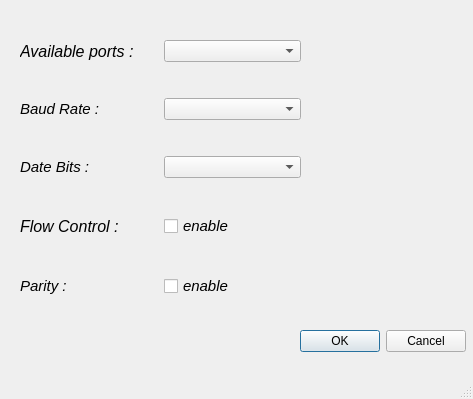
AliHejazi/Kn2cMonitoring, file UI/settingwindow.ui: the form before one commit.
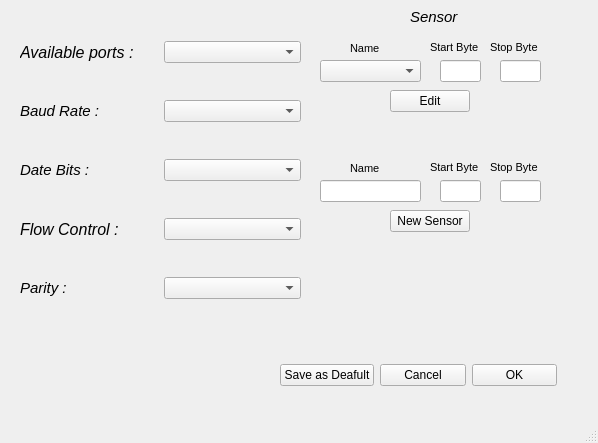
The form after the commit.

The edit to the form file:
```diff
--- a/UI/settingwindow.ui
+++ b/UI/settingwindow.ui
@@ -2,31 +2,21 @@
 <ui version="4.0">
  <class>settingWindow</class>
  <widget class="QMainWindow" name="settingWindow">
+  <property name="enabled">
+   <bool>true</bool>
+  </property>
   <property name="geometry">
    <rect>
     <x>0</x>
     <y>0</y>
-    <width>473</width>
-    <height>399</height>
+    <width>598</width>
+    <height>443</height>
    </rect>
   </property>
   <property name="windowTitle">
    <string>MainWindow</string>
   </property>
   <widget class="QWidget" name="centralwidget">
-   <widget class="QDialogButtonBox" name="buttonBox">
-    <property name="geometry">
-     <rect>
-      <x>300</x>
-      <y>330</y>
-      <width>166</width>
-      <height>22</height>
-     </rect>
-    </property>
-    <property name="standardButtons">
-     <set>QDialogButtonBox::Cancel|QDialogButtonBox::Ok</set>
-    </property>
-   </widget>
    <widget class="QWidget" name="gridLayoutWidget">
     <property name="geometry">
      <rect>
@@ -53,19 +43,6 @@
      <item row="2" column="1">
       <widget class="QComboBox" name="dataBitsComboBox"/>
      </item>
-     <item row="3" column="1">
-      <widget class="QCheckBox" name="flowControlCheckBox">
-       <property name="font">
-        <font>
-         <pointsize>11</pointsize>
-         <italic>true</italic>
-        </font>
-       </property>
-       <property name="text">
-        <string>enable</string>
-       </property>
-      </widget>
-     </item>
      <item row="0" column="1">
       <widget class="QComboBox" name="availablePortsComboBox"/>
      </item>
@@ -111,19 +88,6 @@
        </property>
       </widget>
      </item>
-     <item row="4" column="1">
-      <widget class="QCheckBox" name="parityCheckBox">
-       <property name="font">
-        <font>
-         <pointsize>11</pointsize>
-         <italic>true</italic>
-        </font>
-       </property>
-       <property name="text">
-        <string>enable</string>
-       </property>
-      </widget>
-     </item>
      <item row="4" column="0">
       <widget class="QLabel" name="parityLabel">
        <property name="font">
@@ -137,8 +101,260 @@
        </property>
       </widget>
      </item>
+     <item row="3" column="1">
+      <widget class="QComboBox" name="flowControlComboBox"/>
+     </item>
+     <item row="4" column="1">
+      <widget class="QComboBox" name="parityComboBox"/>
+     </item>
     </layout>
    </widget>
+   <widget class="QWidget" name="horizontalLayoutWidget">
+    <property name="geometry">
+     <rect>
+      <x>280</x>
+      <y>350</y>
+      <width>277</width>
+      <height>51</height>
+     </rect>
+    </property>
+    <layout class="QHBoxLayout" name="horizontalLayout">
+     <item>
+      <widget class="QPushButton" name="saveAsDeafultPushButton">
+       <property name="text">
+        <string>Save as Deafult</string>
+       </property>
+      </widget>
+     </item>
+     <item>
+      <widget class="QPushButton" name="pushButton_2">
+       <property name="text">
+        <string>Cancel</string>
+       </property>
+      </widget>
+     </item>
+     <item>
+      <widget class="QPushButton" name="pushButton">
+       <property name="text">
+        <string>OK</string>
+       </property>
+      </widget>
+     </item>
+    </layout>
+   </widget>
+   <widget class="QComboBox" name="comboBox">
+    <property name="geometry">
+     <rect>
+      <x>320</x>
+      <y>60</y>
+      <width>101</width>
+      <height>22</height>
+     </rect>
+    </property>
+   </widget>
+   <widget class="QLabel" name="label">
+    <property name="geometry">
+     <rect>
+      <x>410</x>
+      <y>10</y>
+      <width>59</width>
+      <height>14</height>
+     </rect>
+    </property>
+    <property name="font">
+     <font>
+      <pointsize>11</pointsize>
+      <italic>true</italic>
+     </font>
+    </property>
+    <property name="text">
+     <string>Sensor</string>
+    </property>
+   </widget>
+   <widget class="QLineEdit" name="lineEdit">
+    <property name="geometry">
+     <rect>
+      <x>440</x>
+      <y>60</y>
+      <width>41</width>
+      <height>22</height>
+     </rect>
+    </property>
+   </widget>
+   <widget class="QLineEdit" name="lineEdit_2">
+    <property name="geometry">
+     <rect>
+      <x>500</x>
+      <y>60</y>
+      <width>41</width>
+      <height>22</height>
+     </rect>
+    </property>
+   </widget>
+   <widget class="QPushButton" name="pushButton_3">
+    <property name="geometry">
+     <rect>
+      <x>390</x>
+      <y>90</y>
+      <width>80</width>
+      <height>22</height>
+     </rect>
+    </property>
+    <property name="text">
+     <string>Edit</string>
+    </property>
+   </widget>
+   <widget class="QLabel" name="label_2">
+    <property name="geometry">
+     <rect>
+      <x>350</x>
+      <y>40</y>
+      <width>31</width>
+      <height>16</height>
+     </rect>
+    </property>
+    <property name="font">
+     <font>
+      <pointsize>8</pointsize>
+     </font>
+    </property>
+    <property name="text">
+     <string>Name</string>
+    </property>
+   </widget>
+   <widget class="QLabel" name="label_3">
+    <property name="geometry">
+     <rect>
+      <x>430</x>
+      <y>40</y>
+      <width>59</width>
+      <height>14</height>
+     </rect>
+    </property>
+    <property name="font">
+     <font>
+      <pointsize>8</pointsize>
+     </font>
+    </property>
+    <property name="text">
+     <string>Start Byte</string>
+    </property>
+   </widget>
+   <widget class="QLabel" name="label_4">
+    <property name="geometry">
+     <rect>
+      <x>490</x>
+      <y>40</y>
+      <width>59</width>
+      <height>14</height>
+     </rect>
+    </property>
+    <property name="font">
+     <font>
+      <pointsize>8</pointsize>
+     </font>
+    </property>
+    <property name="text">
+     <string>Stop Byte</string>
+    </property>
+   </widget>
+   <widget class="QLineEdit" name="lineEdit_3">
+    <property name="geometry">
+     <rect>
+      <x>320</x>
+      <y>180</y>
+      <width>101</width>
+      <height>22</height>
+     </rect>
+    </property>
+   </widget>
+   <widget class="QLabel" name="label_5">
+    <property name="geometry">
+     <rect>
+      <x>350</x>
+      <y>160</y>
+      <width>31</width>
+      <height>16</height>
+     </rect>
+    </property>
+    <property name="font">
+     <font>
+      <pointsize>8</pointsize>
+     </font>
+    </property>
+    <property name="text">
+     <string>Name</string>
+    </property>
+   </widget>
+   <widget class="QLineEdit" name="lineEdit_4">
+    <property name="geometry">
+     <rect>
+      <x>440</x>
+      <y>180</y>
+      <width>41</width>
+      <height>22</height>
+     </rect>
+    </property>
+   </widget>
+   <widget class="QLabel" name="label_6">
+    <property name="geometry">
+     <rect>
+      <x>430</x>
+      <y>160</y>
+      <width>59</width>
+      <height>14</height>
+     </rect>
+    </property>
+    <property name="font">
+     <font>
+      <pointsize>8</pointsize>
+     </font>
+    </property>
+    <property name="text">
+     <string>Start Byte</string>
+    </property>
+   </widget>
+   <widget class="QLineEdit" name="lineEdit_5">
+    <property name="geometry">
+     <rect>
+      <x>500</x>
+      <y>180</y>
+      <width>41</width>
+      <height>22</height>
+     </rect>
+    </property>
+   </widget>
+   <widget class="QLabel" name="label_7">
+    <property name="geometry">
+     <rect>
+      <x>490</x>
+      <y>160</y>
+      <width>59</width>
+      <height>14</height>
+     </rect>
+    </property>
+    <property name="font">
+     <font>
+      <pointsize>8</pointsize>
+     </font>
+    </property>
+    <property name="text">
+     <string>Stop Byte</string>
+    </property>
+   </widget>
+   <widget class="QPushButton" name="pushButton_4">
+    <property name="geometry">
+     <rect>
+      <x>390</x>
+      <y>210</y>
+      <width>80</width>
+      <height>22</height>
+     </rect>
+    </property>
+    <property name="text">
+     <string>New Sensor</string>
+    </property>
+   </widget>
   </widget>
   <widget class="QMenuBar" name="menubar">
    <property name="geometry">
```
Left out of the diff: 21 changed lines with no effect on the pictures.
